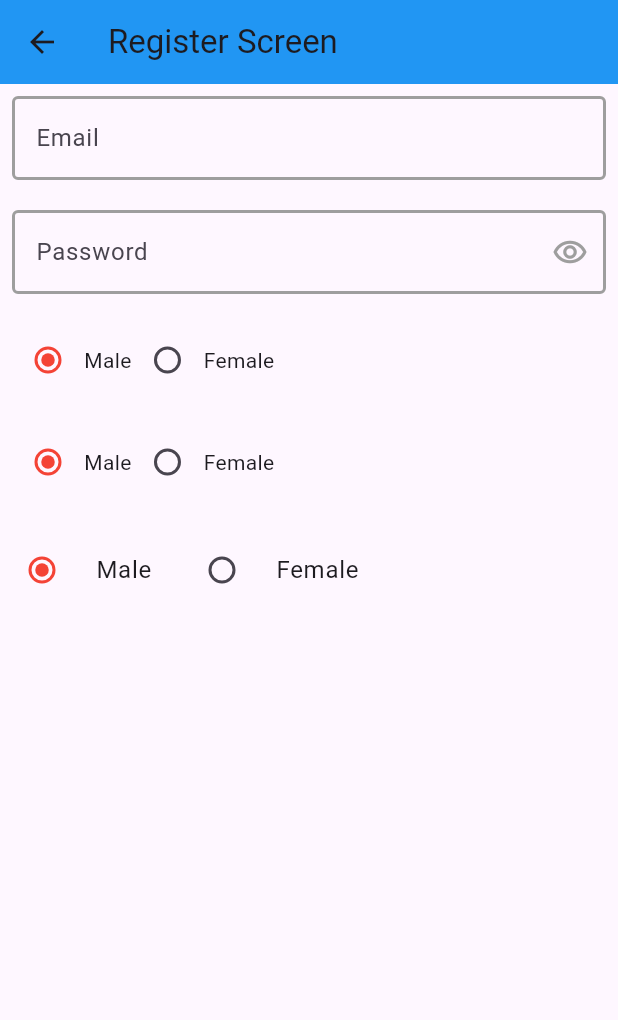
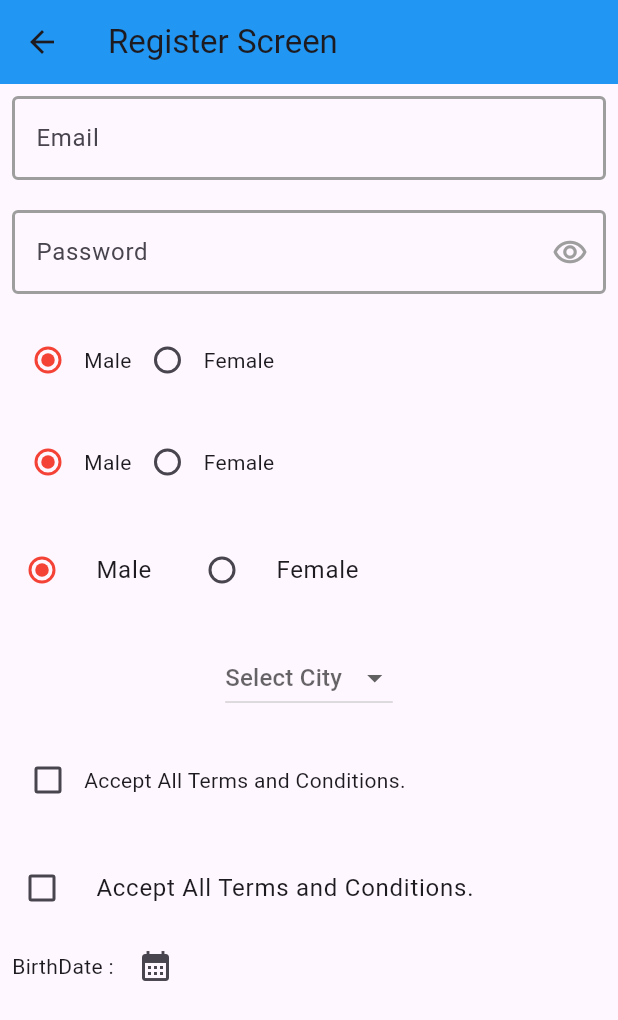
Before and after one commit to devatulparmar/sept24batch6pm, a Flutter app: the RegisterScreen screen opened by its route, on a phone screen of 412 x 824 dp. Shown: the top 1020 px of the screen. Run offline on Flutter 3.47's test engine with Material 3 defaults, Android fonts, the phone set to English and light mode, and no system bars; our stand-ins replace intl_phone_field.

Commit message:
CheckboxListTile, Checkbox, DateTime, showDatePicker, DropdownButton

```diff
--- a/lib/register_screen.dart
+++ b/lib/register_screen.dart
@@ -22,6 +22,12 @@ class _RegisterScreenState extends State<RegisterScreen> {
   int selectedGender = 0;
 
   String selectedGenderText = 'Male';
+
+  bool isCheckBoxChecked = false;
+
+  String? dropDownSelectedCity;
+
+  String selectedDate = '';
 
   @override
   Widget build(BuildContext context) {
@@ -168,6 +174,73 @@ class _RegisterScreenState extends State<RegisterScreen> {
                 ),
               ],
             ),
+            const SizedBox(height: 20),
+            DropdownButton(
+              value: dropDownSelectedCity,
+              items: [
+                DropdownMenuItem(
+                  value: "Vadodara",
+                  child: Text('Vadodara'),
+                ),
+                DropdownMenuItem(
+                  value: "Surat",
+                  child: Text('Surat'),
+                ),
+                DropdownMenuItem(
+                  value: "Ahmedabad",
+                  child: Text('Ahmedabad'),
+                ),
+              ],
+              hint: Text('Select City'),
+              onChanged: (newValue) {
+                dropDownSelectedCity = newValue!;
+                setState(() {});
+              },
+            ),
+            const SizedBox(height: 20),
+            Row(
+              children: [
+                Checkbox(
+                  value: isCheckBoxChecked,
+                  onChanged: (newValue) {
+                    isCheckBoxChecked = newValue!;
+                    setState(() {});
+                  },
+                ),
+                Text('Accept All Terms and Conditions.'),
+              ],
+            ),
+            const SizedBox(height: 20),
+            CheckboxListTile(
+              value: isCheckBoxChecked,
+              title: const Text('Accept All Terms and Conditions.'),
+              contentPadding: EdgeInsets.zero,
+              controlAffinity: ListTileControlAffinity.leading,
+              activeColor: Colors.red,
+              onChanged: (newValue) {
+                isCheckBoxChecked = newValue!;
+                setState(() {});
+              },
+            ),
+            Row(
+              children: [
+                Text('BirthDate : $selectedDate'),
+                IconButton(
+                  onPressed: () async {
+                   DateTime? date = await showDatePicker(
+                      context: context,
+                      firstDate: DateTime(1970),
+                      lastDate: DateTime(DateTime.now().year - 19, 12, 31),
+                    );
+                   selectedDate = date!.toString();
+                   setState(() {});
+                  },
+                  icon: Icon(
+                    Icons.calendar_month,
+                  ),
+                ),
+              ],
+            ),
           ],
         ),
       ),
```
